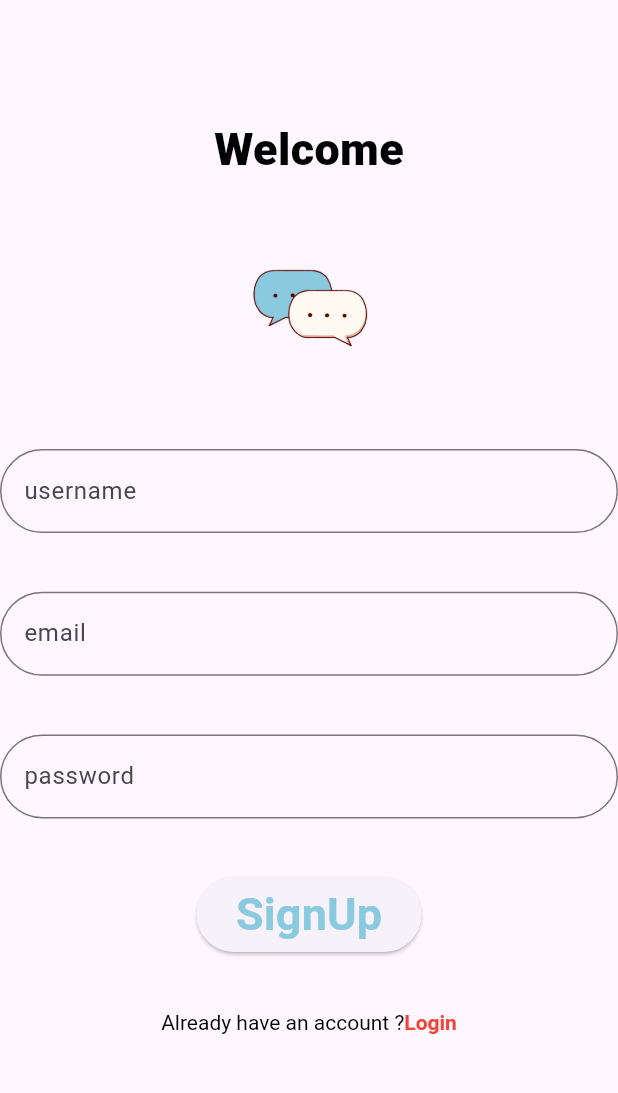
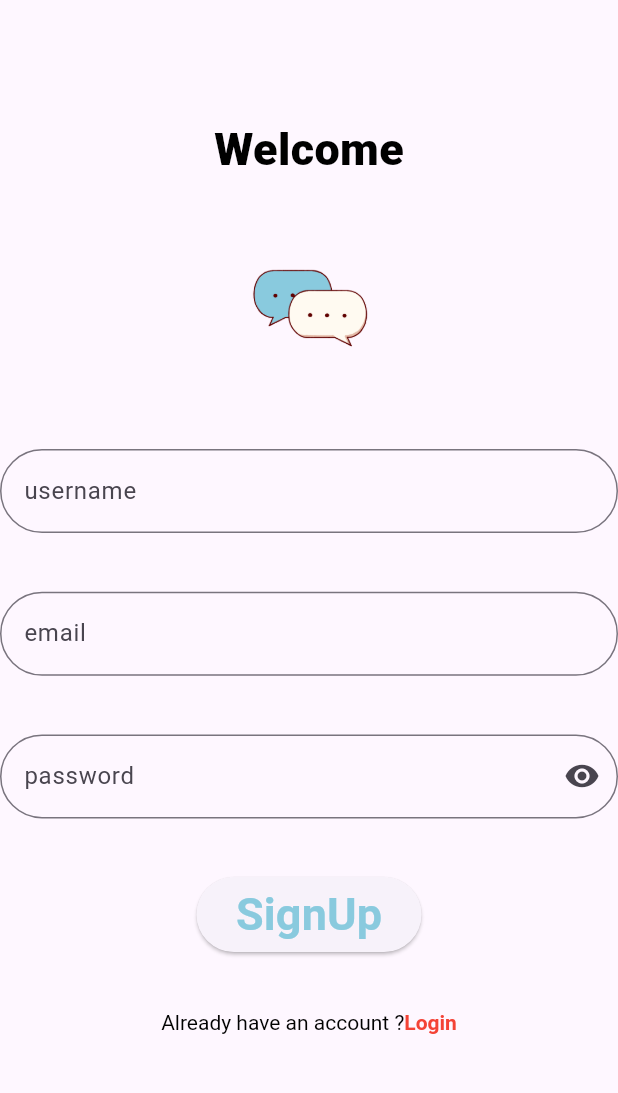
Before and after one commit to Riyam224/login_signup_chat_app_flutter, a Flutter app: the SignUpView screen opened directly, on a phone screen of 412 x 824 dp, the part 84-1177 px from its top. Run offline on Flutter 3.47's test engine with Material 3 defaults, Android fonts, the phone set to English and light mode, and no system bars.

Commit message:
edit password field in sign up page to make password obscured

```diff
--- a/lib/views/sign_up_view.dart
+++ b/lib/views/sign_up_view.dart
@@ -87,8 +87,16 @@ class _SignUpViewState extends State<SignUpView> {
             // todo
             obscureText: _obscureText,
             controller: password,
-            decoration: const InputDecoration(
+            decoration: InputDecoration(
                 labelText: 'password',
+                suffixIcon: IconButton(
+                    icon: Icon(
+                        _obscureText ? Icons.visibility : Icons.visibility_off),
+                    onPressed: () {
+                      setState(() {
+                        _obscureText = !_obscureText;
+                      });
+                    }),
                 border: OutlineInputBorder(
                   borderRadius: BorderRadius.all(
                     Radius.circular(35),
```
